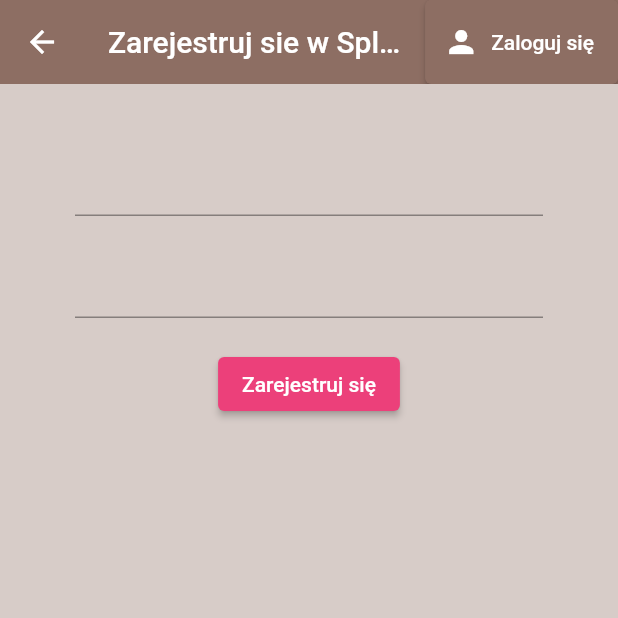
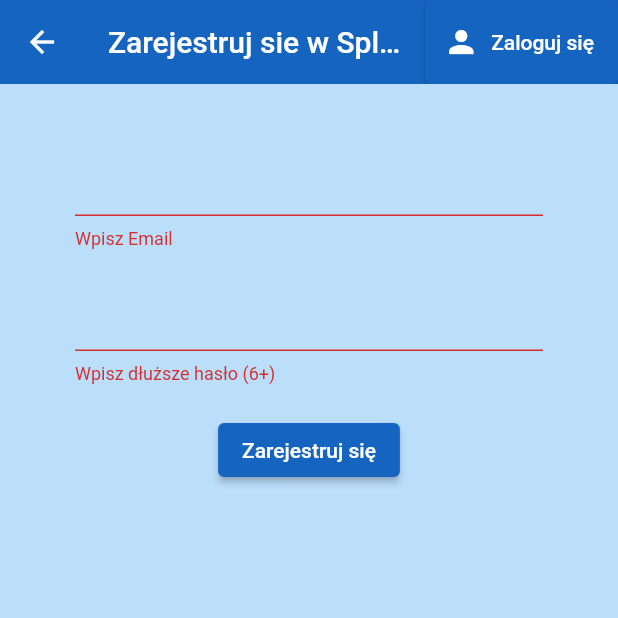
Before and after one commit to marcin62/SplitCost, a Flutter app: the Register screen opened directly, after a tap on "Zarejestruj się", on a phone screen of 412 x 824 dp, the top half of it. Run offline on Flutter 3.47's test engine with Material 2 defaults, Android fonts, the light colour scheme and no system bars; our stand-ins replace firebase_auth, firebase_core; accounts and stored records are empty.

Commit message:
Register with email and password

```diff
--- a/lib/screens/authenticate/register.dart
+++ b/lib/screens/authenticate/register.dart
@@ -1,5 +1,6 @@
 import 'package:flutter/material.dart';
 import 'package:splitcost/services/auth.dart';
+import 'package:splitcost/style/colors.dart';
 
 class Register extends StatefulWidget {
 
@@ -13,23 +14,25 @@
 class _RegisterState extends State<Register> {
 
   final AuthService _auth =AuthService();
+  final _formKey = GlobalKey<FormState>();
 
   // text field state
   String email = '';
   String password = '';
+  String error ='';
 
   @override
   Widget build(BuildContext context) {
     return Scaffold(
-      backgroundColor: Colors.brown[100],
+      backgroundColor: MyColors.color1,
       appBar: AppBar(
-        backgroundColor: Colors.brown[400],
+        backgroundColor: MyColors.color2,
         elevation: 0.0,
         title: Text('Zarejestruj sie w SplitCost'),
         actions: <Widget>[
           ElevatedButton.icon(
             style: ButtonStyle(
-              backgroundColor: MaterialStateProperty.all(Colors.brown[400]),
+              backgroundColor: MaterialStateProperty.all(MyColors.color2),
             ),
             icon: Icon(Icons.person),
             label: Text('Zaloguj się'),
@@ -42,10 +45,12 @@
       body: Container(
         padding: EdgeInsets.symmetric(vertical: 20, horizontal: 50),
         child: Form(
+          key: _formKey,
           child: Column(
             children: <Widget>[
               SizedBox(height: 20.0),
               TextFormField(
+                validator: (val) => val.isEmpty ? 'Wpisz Email' : null,
                 onChanged: (val) {
                   setState(() => email = val);
                 },
@@ -53,6 +58,7 @@
               SizedBox(height: 20.0),
               TextFormField(
                 obscureText: true,
+                validator: (val) => val.length < 6 ? 'Wpisz dłuższe hasło (6+)' : null,
                 onChanged: (val) {
                   setState(() => password = val);
                 },
@@ -60,17 +66,29 @@
               SizedBox(height: 20.0,),
               ElevatedButton(
                 style: ButtonStyle(
-                  backgroundColor: MaterialStateProperty.all(Colors.pink[400]),
+                  backgroundColor: MaterialStateProperty.all(MyColors.color2),
                 ),
                 child: Text(
                   'Zarejestruj się',
-                  style: TextStyle(color: Colors.white),
+                  style: TextStyle(color: MyColors.color3),
                 ),
                 onPressed: () async {
-                  print(email);
-                  print(password);
+                  if(_formKey.currentState.validate()){
+                    dynamic result = await _auth.registerWithEmailAndPassword(email, password);
+                    if(result == null){
+                      setState(() => error = 'Prosze podaj prawidłowy email');
+                    }
+                  }
                 },
               ),
+              SizedBox(height: 12.0,),
+              Text(
+                error,
+                style: TextStyle(
+                  color: MyColors.error,
+                  fontSize: 14.0,
+                ),
+              )
             ],
           ),
         ),
--- a/lib/services/auth.dart
+++ b/lib/services/auth.dart
@@ -30,6 +30,16 @@
   // sign in email & password
 
   // register with email $ password
+  Future registerWithEmailAndPassword(String email, String password) async {
+    try{
+      UserCredential result = await _auth.createUserWithEmailAndPassword(email: email, password: password);
+      User user = result.user;
+      return _userFromFirebaseUser(user);
+    } catch (e) {
+      print(e.toString());
+      return null;
+    }
+  }
 
   // sign out
   Future signOut() async {
--- /dev/null
+++ b/lib/style/colors.dart
@@ -0,0 +1,8 @@
+import 'package:flutter/material.dart';
+
+abstract class MyColors{
+  static var color1 = Colors.blue[100];
+  static var color2 = Colors.blue[800];
+  static var color3 = Colors.white;
+  static var error = Colors.red;
+}
```
Also changed, not shown: lib/screens/authenticate/sign_in.dart (+6 -5 lines), lib/screens/home/home.dart (+8 -2 lines).
